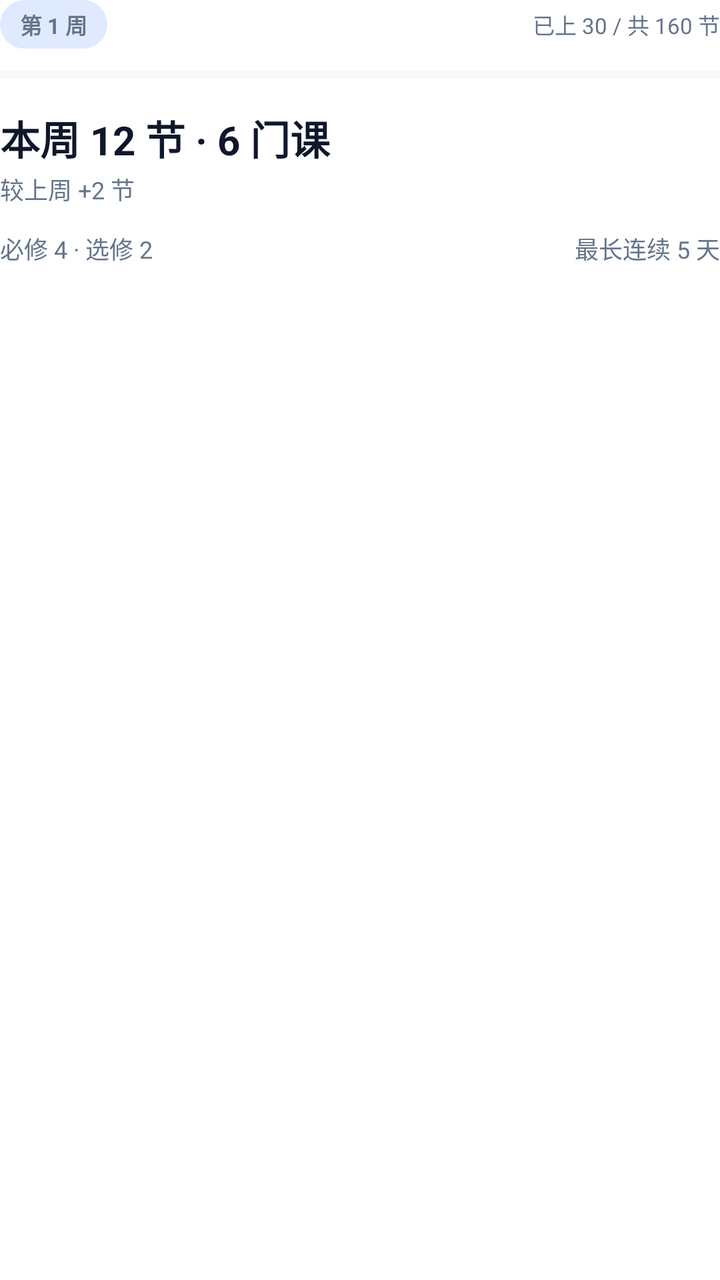
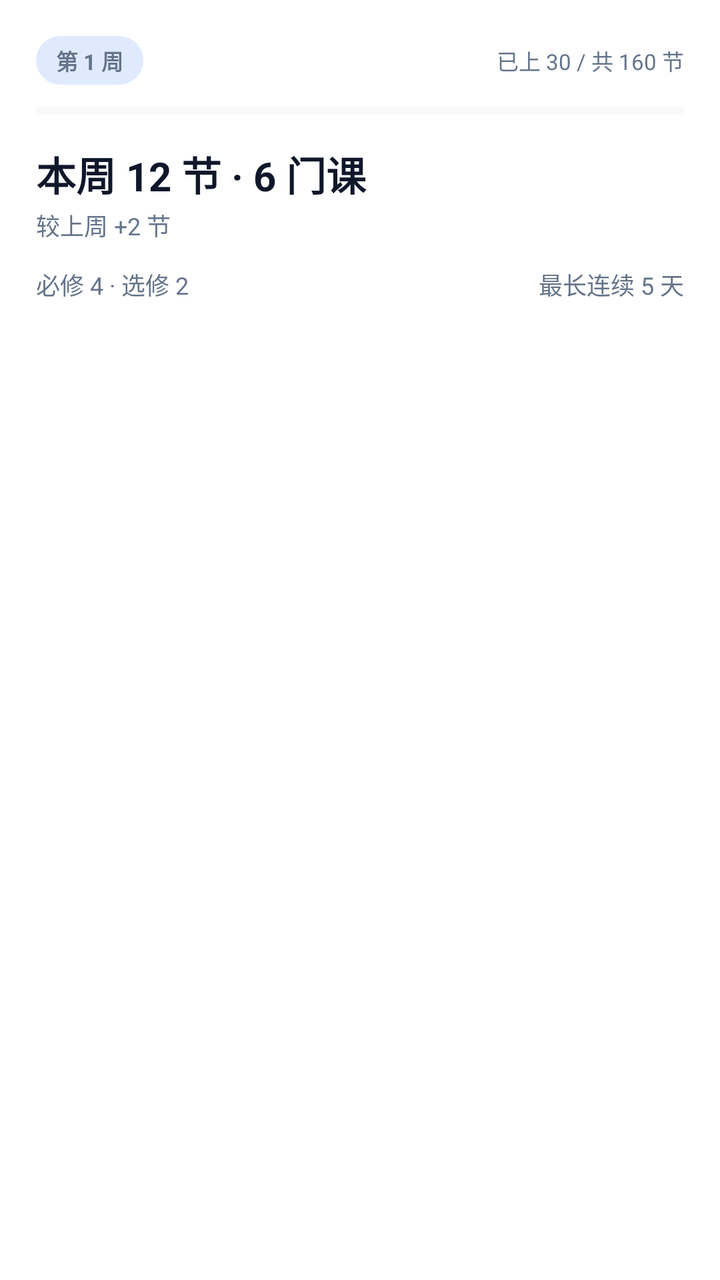

An Android layout rendered at two revisions. The XML below is the earlier revision; the diff shows what the commit changed to produce the second picture.
<!-- AndroidManifest.xml: fallback theme Theme.MaterialComponents.DayNight.NoActionBar -->
<!-- res/layout/widget_stats_medium.xml -->
<?xml version="1.0" encoding="utf-8"?>
<FrameLayout xmlns:android="http://schemas.android.com/apk/res/android"
    android:id="@+id/widget_root"
    android:layout_width="match_parent"
    android:layout_height="match_parent">

    <LinearLayout
        android:id="@+id/widget_card"
        android:layout_width="match_parent"
        android:layout_height="match_parent"
        android:orientation="vertical">

        <LinearLayout
            android:layout_width="match_parent"
            android:layout_height="wrap_content"
            android:gravity="center_vertical"
            android:orientation="horizontal">

            <TextView
                android:id="@+id/stats_week"
                android:layout_width="wrap_content"
                android:layout_height="wrap_content"
                android:background="@drawable/widget_status_chip_strong"
                android:ellipsize="end"
                android:maxLines="1"
                android:paddingLeft="10dp"
                android:paddingTop="4dp"
                android:paddingRight="10dp"
                android:paddingBottom="4dp"
                android:text="第 1 周"
                android:textColor="#64748B"
                android:textSize="11sp"
                android:textStyle="bold" />

            <TextView
                android:id="@+id/stats_progress_text"
                android:layout_width="0dp"
                android:layout_height="wrap_content"
                android:layout_marginLeft="8dp"
                android:layout_weight="1"
                android:ellipsize="end"
                android:gravity="right"
                android:maxLines="1"
                android:text="已上 30 / 共 160 节"
                android:textColor="#64748B"
                android:textSize="11sp" />

        </LinearLayout>

        <ProgressBar
            android:id="@+id/stats_progress"
            style="?android:attr/progressBarStyleHorizontal"
            android:layout_width="match_parent"
            android:layout_height="6dp"
            android:layout_marginTop="10dp"
            android:max="100"
            android:progressTint="#2563EB"
            android:progressBackgroundTint="#E2E8F0" />

        <TextView
            android:id="@+id/stats_sections"
            android:layout_width="match_parent"
            android:layout_height="wrap_content"
            android:layout_marginTop="14dp"
            android:ellipsize="end"
            android:maxLines="1"
            android:text="本周 12 节 · 6 门课"
            android:textColor="#0F172A"
            android:textSize="20sp"
            android:textStyle="bold" />

        <TextView
            android:id="@+id/stats_delta"
            android:layout_width="match_parent"
            android:layout_height="wrap_content"
            android:layout_marginTop="2dp"
            android:ellipsize="end"
            android:maxLines="1"
            android:text="较上周 +2 节"
            android:textColor="#64748B"
            android:textSize="12sp" />

        <LinearLayout
            android:id="@+id/stats_nature_row"
            android:layout_width="match_parent"
            android:layout_height="wrap_content"
            android:layout_marginTop="12dp"
            android:gravity="center_vertical"
            android:orientation="horizontal">

            <TextView
                android:id="@+id/stats_nature"
                android:layout_width="0dp"
                android:layout_height="wrap_content"
                android:layout_weight="1"
                android:ellipsize="end"
                android:maxLines="1"
                android:text="必修 4 · 选修 2"
                android:textColor="#64748B"
                android:textSize="12sp" />

            <TextView
                android:id="@+id/stats_streak"
                android:layout_width="wrap_content"
                android:layout_height="wrap_content"
                android:layout_marginLeft="8dp"
                android:ellipsize="end"
                android:maxLines="1"
                android:text="最长连续 5 天"
                android:textColor="#64748B"
                android:textSize="12sp" />

        </LinearLayout>

    </LinearLayout>

</FrameLayout>
<!-- resources referenced by this layout -->
<resources>
  <!-- drawable widget_status_chip_strong (drawable) -->
  <?xml version="1.0" encoding="utf-8"?>
  <shape xmlns:android="http://schemas.android.com/apk/res/android"
      android:shape="rectangle">
      <corners android:radius="999dp" />
      <solid android:color="#E0EAFF" />
  </shape>
</resources>

<!-- the commit's change to res/layout/widget_stats_medium.xml (unified diff, before → after) -->
@@ -8,7 +8,8 @@
         android:id="@+id/widget_card"
         android:layout_width="match_parent"
         android:layout_height="match_parent"
-        android:orientation="vertical">
+        android:orientation="vertical"
+        android:padding="18dp">
 
         <LinearLayout
             android:layout_width="match_parent"
